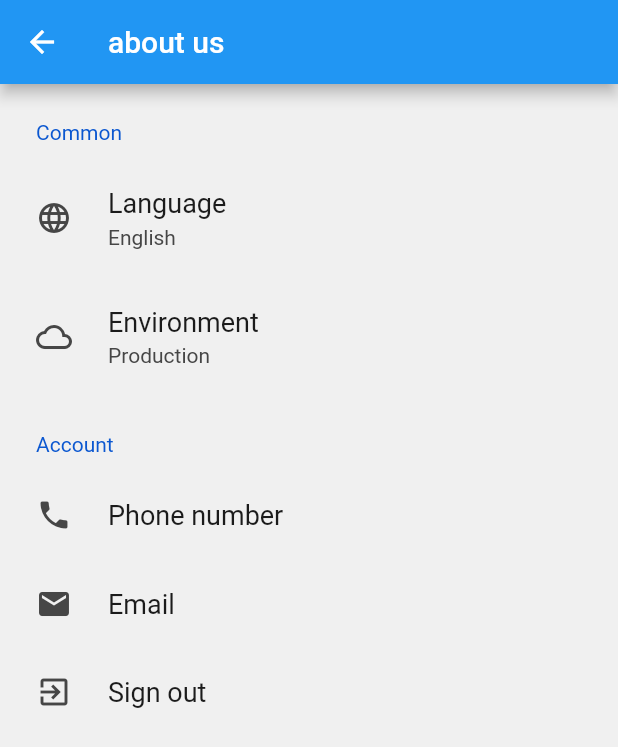
After one commit to AmineF0/ensam_assisstant, a Flutter app: the AboutUs screen opened directly, on a phone screen of 412 x 824 dp. The commit adds this screen. Shown: the top 747 px of the screen. Run offline on Flutter 3.47's test engine with Material 2 defaults, Android fonts, the phone set to English and light mode, and no system bars; drawn by our look-alikes of settings_ui; our stand-ins replace cookie_jar, dio, dio_cookie_manager, flutter_local_notifications, flutter_native_timezone, flutter_platform_widgets and 5 more; missing offline and left inert: ars_progress_dialog, workmanager; accounts and stored records are empty; project files that could hold a hidden picture were left out.

Commit message:
notif add + about us + minimal data load

```diff
--- /dev/null
+++ b/lib/Screens/Pages/AboutUs.dart
@@ -0,0 +1,63 @@
+import 'package:ensam_assisstant/Tools/userData.dart';
+import 'package:flutter/widgets.dart';
+import 'package:flutter/material.dart';
+import 'package:settings_ui/settings_ui.dart';
+
+import '../../main.dart';
+
+//TODO: fix design to stateless
+// fill with data
+
+class AboutUs extends StatefulWidget {
+  @override
+  _AboutUsState createState() => _AboutUsState();
+}
+
+class _AboutUsState extends State<AboutUs> {
+  bool lockInBackground = data.session.get(UserData.backgroundFetch)!;
+  bool notificationsEnabled = data.session.get(UserData.notification)!;
+
+  @override
+  Widget build(BuildContext context) {
+    return Scaffold(
+      appBar: AppBar(title: Text('about us')),
+      body: buildSettingsList(),
+    );
+  }
+
+  Widget buildSettingsList() {
+    return SettingsList(
+      sections: [
+        SettingsSection(
+          title: 'Common',
+          tiles: [
+            SettingsTile(
+              title: 'Language',
+              subtitle: 'English',
+              leading: Icon(Icons.language),
+              /*onPressed: (context) {
+                Navigator.of(context).push(MaterialPageRoute(
+                  //builder: (_) => LanguagesScreen(),
+                ));
+              },*/
+            ),
+            SettingsTile(
+              title: 'Environment',
+              subtitle: 'Production',
+              leading: Icon(Icons.cloud_queue),
+            ),
+          ],
+        ),
+        SettingsSection(
+          title: 'Account',
+          tiles: [
+            SettingsTile(title: 'Phone number', leading: Icon(Icons.phone)),
+            SettingsTile(title: 'Email', leading: Icon(Icons.email)),
+            SettingsTile(title: 'Sign out', leading: Icon(Icons.exit_to_app)),
+          ],
+        ),
+      ],
+    );
+  }
+
+}
--- a/lib/Screens/SettingsScreen.dart
+++ b/lib/Screens/Pages/SettingsScreen.dart
@@ -6,7 +6,9 @@ import 'package:flutter/material.dart';
 import 'package:settings_ui/settings_ui.dart';
 import 'package:workmanager/workmanager.dart';
 
-import '../main.dart';
+import '../../main.dart';
+
+//improve design Scaffold
 
 class SettingsScreen extends StatefulWidget {
   @override
--- a/lib/Screens/page_structure.dart
+++ b/lib/Screens/page_structure.dart
@@ -9,9 +9,10 @@ import 'package:flutter_zoom_drawer/flutter_zoom_drawer.dart';
 import 'package:provider/provider.dart';
 
 
+import 'Pages/AboutUs.dart';
 import 'mainGUI.dart';
 import 'table_data_cleaner.dart';
-import 'SettingsScreen.dart';
+import 'Pages/SettingsScreen.dart';
 
 import '../main.dart';
 
@@ -49,6 +50,7 @@ class PageStructure extends StatelessWidget {
       ),
     );
     else if(_currentPage == 5) tmpCnt = SettingsScreen();
+    else if(_currentPage == 6) tmpCnt = AboutUs();
     else tmpCnt = Container(
       color: Colors.grey[300],
       child: new TableWidgetCleaner(key: Key(_currentPage.toString()) ,dl: HomeScreen.mainMenu[_currentPage].dataList),
--- a/lib/Tools/notifications.dart
+++ b/lib/Tools/notifications.dart
@@ -26,7 +26,7 @@ import 'package:timezone/timezone.dart' as tz;
         payload: 'item x');
   }
 
-  Future<void> showGroupedNotifications() async {
+  Future<void> showGroupedNotifications(List<String> notifs) async {
     const String groupKey = 'com.android.example.WORK_EMAIL';
     const String groupChannelId = 'grouped channel id';
     const String groupChannelName = 'grouped channel name';
```
Also changed, not shown: lib/Data/DataList.dart (+6 -3 lines), lib/Data/PersonalData.dart (+22 -4 lines), lib/Data/RuntimeData.dart (+33 -2 lines), lib/Tools/backgroundFetch.dart (+9 -15 lines).
